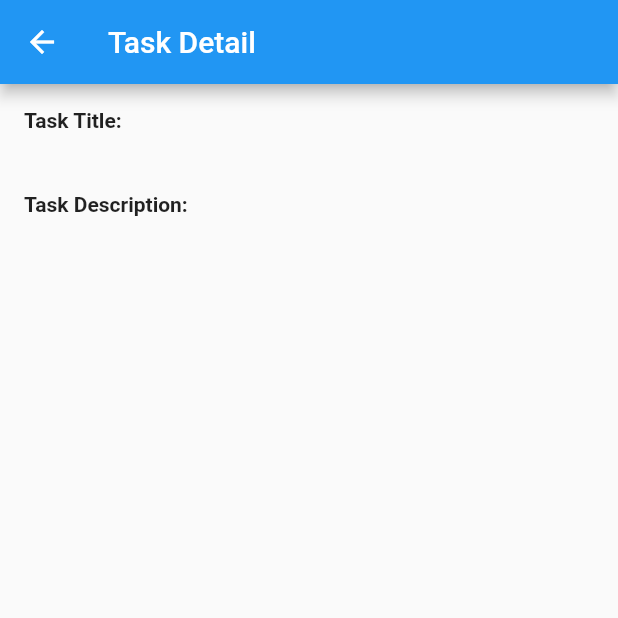
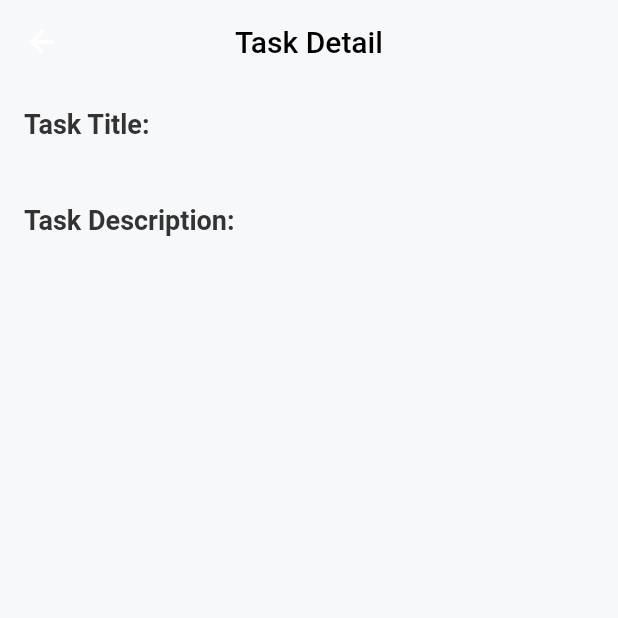
Before and after one commit to CokiNbbn/notes, a Flutter app: the TaskDetailPage screen opened directly with empty values, on a phone screen of 412 x 824 dp, the top half of it. Run offline on Flutter 3.47's test engine with Material 2 defaults, Android fonts, the phone set to English and light mode, and no system bars; our stand-ins replace shared_preferences; accounts and stored records are empty.

Commit message:
fix: perbaikan tampilan task_list

```diff
--- a/lib/main.dart
+++ b/lib/main.dart
@@ -8,11 +8,9 @@ class MyApp extends StatelessWidget {
 
   @override
   Widget build(BuildContext context) {
-    return MaterialApp(
+    return const MaterialApp(
+      debugShowCheckedModeBanner: false,
       title: 'DoItNow',
-      theme: ThemeData(
-        primarySwatch: Colors.blue,
-      ),
       home: TaskListPage(),
     );
   }
--- a/lib/task_detail_page.dart
+++ b/lib/task_detail_page.dart
@@ -9,8 +9,12 @@ class TaskDetailPage extends StatelessWidget {
   @override
   Widget build(BuildContext context) {
     return Scaffold(
+      backgroundColor: const Color(0xFFF7F8FA),
       appBar: AppBar(
-        title: const Text('Task Detail'),
+        centerTitle: true,
+        title: const Text('Task Detail', style: TextStyle(color: Colors.black),),
+        backgroundColor: Colors.transparent,
+        elevation: 0,
       ),
       body: Padding(
         padding: const EdgeInsets.all(16.0),
@@ -19,20 +23,33 @@ class TaskDetailPage extends StatelessWidget {
           children: [
             const Text(
               'Task Title:',
-              style: TextStyle(fontWeight: FontWeight.bold),
+              style: MyStyle.titleStyle,
             ),
             const SizedBox(height: 8.0),
-            Text(task.title),
+            Text(task.title, style: MyStyle.subTitleStyle,),
             const SizedBox(height: 16.0),
             const Text(
               'Task Description:',
-              style: TextStyle(fontWeight: FontWeight.bold),
+              style: MyStyle.titleStyle,
             ),
             const SizedBox(height: 8.0),
-            Text(task.subtitle),
+            Text(task.subtitle, style: MyStyle.subTitleStyle,),
           ],
         ),
       ),
     );
   }
 }
+
+class MyStyle {
+  static const TextStyle titleStyle = TextStyle(
+    fontWeight: FontWeight.bold,
+    fontSize: 18,
+    color: Color(0xFF333333)
+  );
+
+  static const subTitleStyle = TextStyle(
+    fontSize: 16,
+    color: Color(0xFF333333)
+  );
+}
```
Also changed, not shown: lib/task_list_page.dart (+32 -9 lines).
